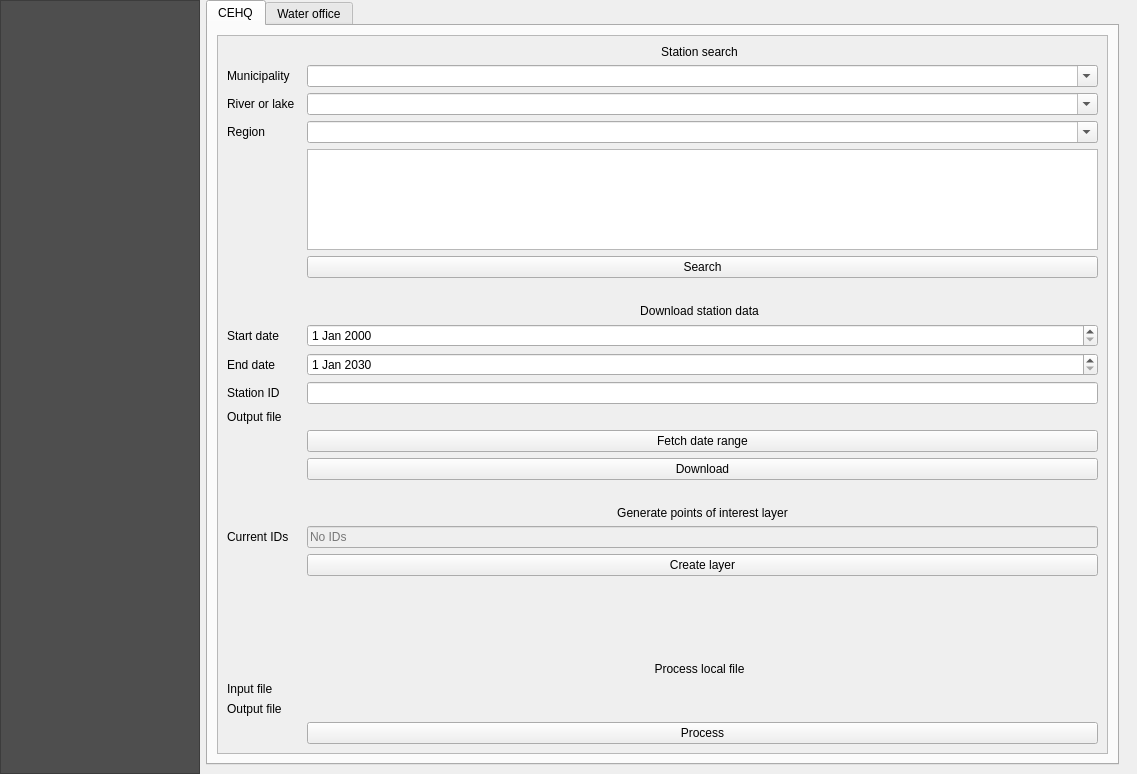
Scriptbash/QRaven, file qraven/qraven_dialog_base.ui: the form before one commit.
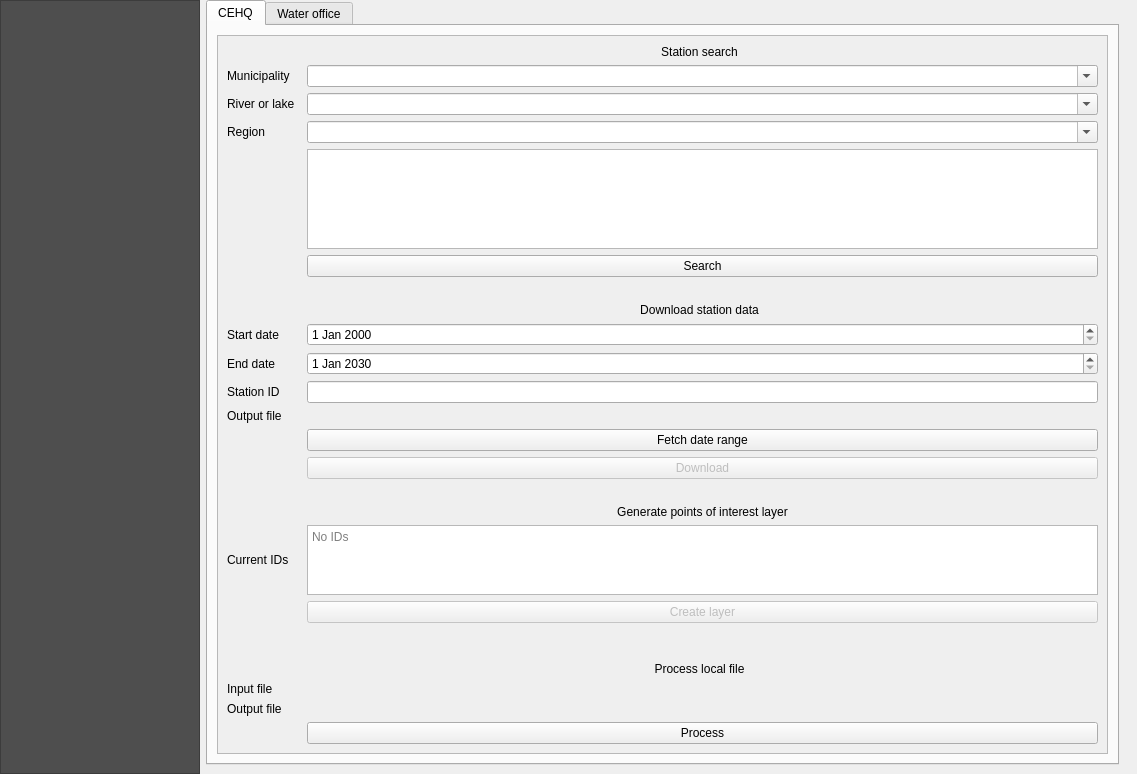
The form after the commit. The open tabs and pages were chosen to show the change. Icons and pictures are not drawn. Custom widgets are drawn as their Qt base class.

Commit message: Generate points layer from CEHQ stations

Diff of the .ui file:
```diff
--- a/qraven/qraven_dialog_base.ui
+++ b/qraven/qraven_dialog_base.ui
@@ -3975,7 +3975,7 @@
                    <x>0</x>
                    <y>0</y>
                    <width>905</width>
-                   <height>834</height>
+                   <height>835</height>
                   </rect>
                  </property>
                  <layout class="QGridLayout" name="gridLayout_35">
@@ -4018,6 +4018,9 @@
                   </item>
                   <item row="18" column="2">
                    <widget class="QPushButton" name="btn_cehqdownload">
+                    <property name="enabled">
+                     <bool>false</bool>
+                    </property>
                     <property name="text">
                      <string>Download</string>
                     </property>
@@ -4070,6 +4073,9 @@
                   </item>
                   <item row="22" column="2">
                    <widget class="QPushButton" name="btn_cehqlayer">
+                    <property name="enabled">
+                     <bool>false</bool>
+                    </property>
                     <property name="text">
                      <string>Create layer</string>
                     </property>
@@ -4162,16 +4168,6 @@
                     </property>
                    </spacer>
                   </item>
-                  <item row="21" column="2">
-                   <widget class="QLineEdit" name="txt_cehqidlist">
-                    <property name="enabled">
-                     <bool>false</bool>
-                    </property>
-                    <property name="placeholderText">
-                     <string>No IDs</string>
-                    </property>
-                   </widget>
-                  </item>
                   <item row="4" column="0">
                    <widget class="QLabel" name="label_177">
                     <property name="text">
@@ -4301,6 +4297,31 @@
                     </property>
                    </spacer>
                   </item>
+                  <item row="21" column="2">
+                   <widget class="QPlainTextEdit" name="txt_cehqidlist">
+                    <property name="enabled">
+                     <bool>true</bool>
+                    </property>
+                    <property name="maximumSize">
+                     <size>
+                      <width>16777215</width>
+                      <height>75</height>
+                     </size>
+                    </property>
+                    <property name="verticalScrollBarPolicy">
+                     <enum>Qt::ScrollBarAsNeeded</enum>
+                    </property>
+                    <property name="horizontalScrollBarPolicy">
+                     <enum>Qt::ScrollBarAlwaysOff</enum>
+                    </property>
+                    <property name="readOnly">
+                     <bool>true</bool>
+                    </property>
+                    <property name="placeholderText">
+                     <string>No IDs</string>
+                    </property>
+                   </widget>
+                  </item>
                  </layout>
                 </widget>
                </widget>
```
Left out of the diff: 4 changed lines with no effect on the pictures. The commit also changes 2 other files.
